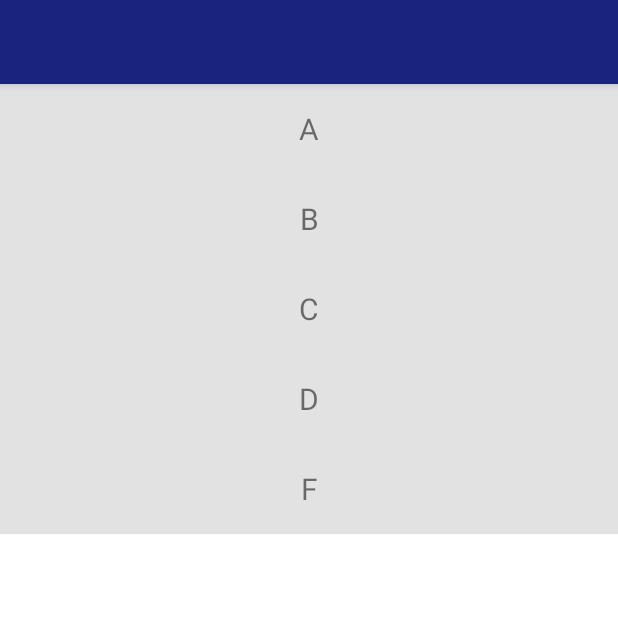
After one commit to ErickNavarrete/FacturacionAndroid, an Android app: the scrMisFacturas screen opened directly, with no data from a screen before it, on a phone screen of 412 x 824 dp, the top half of it. The commit adds this screen. Run offline under Robolectric (Android 15) with nearby library versions, the phone set to English and light mode, and no system bars.

Commit message:
Mis Facturas

```diff
--- a/FacturacionGas/app/build.gradle
+++ b/FacturacionGas/app/build.gradle
@@ -27,6 +27,7 @@ dependencies {
     implementation fileTree(dir: 'libs', include: ['*.jar'])
     implementation 'androidx.appcompat:appcompat:1.0.2'
     implementation 'androidx.constraintlayout:constraintlayout:1.1.3'
+    implementation 'androidx.recyclerview:recyclerview:1.0.0'
 
     implementation 'com.squareup.retrofit2:retrofit:2.2.0'
     implementation 'com.squareup.retrofit2:converter-gson:2.2.0'
--- a/FacturacionGas/app/src/main/AndroidManifest.xml
+++ b/FacturacionGas/app/src/main/AndroidManifest.xml
@@ -14,7 +14,9 @@
         android:roundIcon="@mipmap/ic_launcher_round"
         android:supportsRtl="true"
         android:theme="@style/Theme.MyApp">
-        <activity android:name=".scrLogin"
+        <activity android:name=".scrMisFacturas"></activity>
+        <activity
+            android:name=".scrLogin"
             android:label="Facturación">
             <intent-filter>
                 <action android:name="android.intent.action.MAIN" />
@@ -22,17 +24,23 @@
                 <category android:name="android.intent.category.LAUNCHER" />
             </intent-filter>
         </activity>
-        <activity android:name=".scrMenu"
+        <activity
+            android:name=".scrMenu"
             android:label="Búsqueda Ticket" />
-        <activity android:name=".Registro"
+        <activity
+            android:name=".Registro"
             android:label="Nuevo Usuario" />
-        <activity android:name=".scrFactura"
+        <activity
+            android:name=".scrFactura"
             android:label="Datos Ticket" />
-        <activity android:name=".scrDatosCliente"
-            android:label="Mis Datos"></activity>
-        <activity android:name=".scrDatosFactura"
-            android:label="Datos Factura"></activity>
-        <activity android:name=".MainActivity"
+        <activity
+            android:name=".scrDatosCliente"
+            android:label="Mis Datos" />
+        <activity
+            android:name=".scrDatosFactura"
+            android:label="Datos Factura" />
+        <activity
+            android:name=".MainActivity"
             android:label="Búsqueda Ticket" />
     </application>
 
--- /dev/null
+++ b/FacturacionGas/app/src/main/java/facturacion/android/aplication/Recycler/MyAdapter.java
@@ -0,0 +1,60 @@
+package facturacion.android.aplication.Recycler;
+
+import android.view.LayoutInflater;
+import android.view.View;
+import android.view.ViewGroup;
+import android.widget.TextView;
+
+import androidx.annotation.NonNull;
+import androidx.recyclerview.widget.RecyclerView;
+
+import java.util.List;
+
+import facturacion.android.aplication.R;
+
+
+public class MyAdapter extends RecyclerView.Adapter<MyAdapter.ViewHolder> {
+    private List<String> UUIDS;
+    private int layout;
+    private OnItemClickListener listener;
+
+    public MyAdapter(List<String> UUIDS, int layout, OnItemClickListener listener){
+        this.UUIDS = UUIDS;
+        this.layout = layout;
+        this.listener = listener;
+    }
+
+    @NonNull
+    @Override
+    public MyAdapter.ViewHolder onCreateViewHolder(@NonNull ViewGroup parent, int viewType) {
+        View v = LayoutInflater.from(parent.getContext()).inflate(layout, parent, false);
+        ViewHolder vh = new ViewHolder(v);
+        return vh;
+    }
+
+    @Override
+    public void onBindViewHolder(@NonNull MyAdapter.ViewHolder holder, int position) {
+        holder.bind(UUIDS.get(position), listener);
+    }
+
+    @Override
+    public int getItemCount() {
+        return UUIDS.size();
+    }
+    public static class  ViewHolder extends RecyclerView.ViewHolder{
+        public TextView uuid;
+
+        public ViewHolder(@NonNull View itemView) {
+            super(itemView);
+            this.uuid = itemView.findViewById(R.id.tbTextViewName);
+        }
+
+        public void bind(final String uuid, final OnItemClickListener listener){
+            this.uuid.setText(uuid);
+            itemView.setOnClickListener(view -> listener.onItemClick(uuid, getAdapterPosition()));
+        }
+    }
+    public interface OnItemClickListener{
+        void onItemClick(String name, int position);
+    }
+}
--- a/FacturacionGas/app/src/main/java/facturacion/android/aplication/io/MyApiAdapter.java
+++ b/FacturacionGas/app/src/main/java/facturacion/android/aplication/io/MyApiAdapter.java
@@ -24,8 +24,8 @@ public class MyApiAdapter {
         httpClient.addInterceptor(logging);
 
         //String baseUrl = "http://contago.dynns.com/api/";
-        //String baseUrl = "http://192.168.15.12/api/";
-        String baseUrl = "http://192.168.1.68/api/";
+        String baseUrl = "http://192.168.15.12/api/";
+        //String baseUrl = "http://192.168.1.68/api/";
 
         if (API_SERVICE == null) {
             Retrofit retrofit = new Retrofit.Builder()
--- a/FacturacionGas/app/src/main/java/facturacion/android/aplication/scrMenu.java
+++ b/FacturacionGas/app/src/main/java/facturacion/android/aplication/scrMenu.java
@@ -141,6 +141,8 @@ public class scrMenu extends AppCompatActivity {
                     startActivity(intent);
                     break;
                 case R.id.btnFacturas:
+                    Intent intent2 = new Intent(scrMenu.this,scrMisFacturas.class);
+                    startActivity(intent2);
                     break;
                 case R.id.btnSesion:
                     closeSesion();
--- /dev/null
+++ b/FacturacionGas/app/src/main/java/facturacion/android/aplication/scrMisFacturas.java
@@ -0,0 +1,52 @@
+package facturacion.android.aplication;
+
+import androidx.appcompat.app.AppCompatActivity;
+import androidx.recyclerview.widget.LinearLayoutManager;
+import androidx.recyclerview.widget.RecyclerView;
+
+import android.os.Bundle;
+import android.widget.Toast;
+
+import java.util.ArrayList;
+import java.util.List;
+
+import facturacion.android.aplication.Recycler.MyAdapter;
+
+public class scrMisFacturas extends AppCompatActivity {
+    private List<String> uuids;
+
+    private RecyclerView mRecyclerView;
+    private RecyclerView.Adapter mAdapter;
+    private RecyclerView.LayoutManager mLayoutManager;
+
+    @Override
+    protected void onCreate(Bundle savedInstanceState) {
+        super.onCreate(savedInstanceState);
+        setContentView(R.layout.activity_scr_mis_facturas);
+
+        uuids = getUuids();
+
+        mRecyclerView = findViewById(R.id.recyclerView);
+        mLayoutManager = new LinearLayoutManager(this);
+
+        mAdapter = new MyAdapter(uuids, R.layout.recycler_view_item, new MyAdapter.OnItemClickListener() {
+            @Override
+            public void onItemClick(String name, int position) {
+                Toast.makeText(scrMisFacturas.this, name + " - " + position, Toast.LENGTH_SHORT).show();
+            }
+        });
+
+        mRecyclerView.setLayoutManager(mLayoutManager);
+        mRecyclerView.setAdapter(mAdapter);
+    }
+
+    private List<String> getUuids(){
+        return new ArrayList<String>(){{
+            add("A");
+            add("B");
+            add("C");
+            add("D");
+            add("F");
+        }};
+    }
+}
--- /dev/null
+++ b/FacturacionGas/app/src/main/res/layout/activity_scr_mis_facturas.xml
@@ -0,0 +1,29 @@
+<?xml version="1.0" encoding="utf-8"?>
+<androidx.drawerlayout.widget.DrawerLayout
+    xmlns:android="http://schemas.android.com/apk/res/android"
+    xmlns:app="http://schemas.android.com/apk/res-auto"
+    xmlns:tools="http://schemas.android.com/tools"
+    android:layout_width="match_parent"
+    android:layout_height="match_parent"
+    tools:context=".scrMisFacturas"
+    android:fitsSystemWindows="true">
+
+    <LinearLayout
+        android:layout_width="match_parent"
+        android:layout_height="match_parent"
+        android:orientation="vertical">
+
+        <include
+            android:id="@+id/toolbar"
+            layout="@layout/toolbar"
+            />
+
+        <androidx.recyclerview.widget.RecyclerView
+            android:id="@+id/recyclerView"
+            android:layout_width="match_parent"
+            android:layout_height="match_parent"
+            android:scrollbars="vertical" />
+
+    </LinearLayout>
+
+</androidx.drawerlayout.widget.DrawerLayout>
--- /dev/null
+++ b/FacturacionGas/app/src/main/res/layout/recycler_view_item.xml
@@ -0,0 +1,17 @@
+<?xml version="1.0" encoding="utf-8"?>
+<LinearLayout xmlns:android="http://schemas.android.com/apk/res/android"
+    android:orientation="vertical"
+    android:layout_width="match_parent"
+    android:background="#E2E2E2"
+    android:layout_height="60dp">
+
+    <TextView
+        android:id="@+id/tbTextViewName"
+        android:layout_width="match_parent"
+        android:layout_height="match_parent"
+        android:layout_gravity="center_horizontal"
+        android:gravity="center"
+        android:text="Prueba"
+        android:textSize="20dp"
+        />
+</LinearLayout>
```
